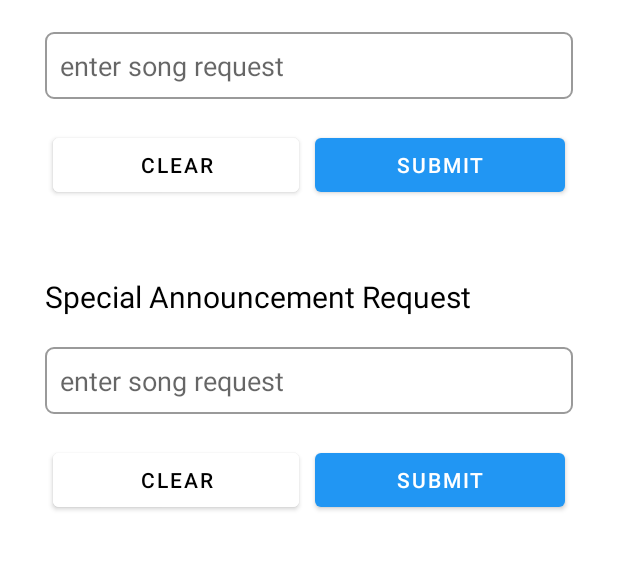
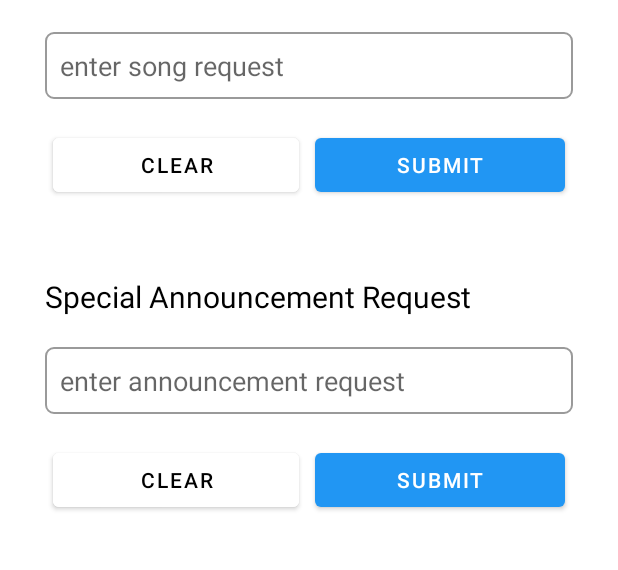
Before and after one commit to sma3134/Nightclub-App, an Android app: the fragment RequestFragment placed in its activity, on a phone screen of 412 x 824 dp, the part 168-738 px from its top. Run offline under Robolectric (Android 15) with nearby library versions, the phone set to English and light mode, and no system bars; our stand-ins replace Firebase (no records; nobody signed in at launch, a user with empty details on screens opened directly).

Commit message:
fixed some errors for request page

```diff
--- a/app/src/main/res/layout/fragment_request.xml
+++ b/app/src/main/res/layout/fragment_request.xml
@@ -1,10 +1,10 @@
 <?xml version="1.0" encoding="utf-8"?>
-<!--<ScrollView xmlns:android="http://schemas.android.com/apk/res/android"-->
-<!--    xmlns:tools="http://schemas.android.com/tools"-->
-<!--    xmlns:app="http://schemas.android.com/apk/res-auto"-->
-<!--    tools:context=".home.HomeFragment"-->
-<!--    android:layout_width="match_parent"-->
-<!--    android:layout_height="match_parent">-->
+<ScrollView xmlns:android="http://schemas.android.com/apk/res/android"
+    xmlns:tools="http://schemas.android.com/tools"
+    xmlns:app="http://schemas.android.com/apk/res-auto"
+    tools:context=".home.HomeFragment"
+    android:layout_width="match_parent"
+    android:layout_height="match_parent">
 
     <LinearLayout
         xmlns:android="http://schemas.android.com/apk/res/android"
@@ -104,7 +104,7 @@
                 android:id="@+id/et_announcement"
                 android:layout_width="match_parent"
                 android:layout_height="match_parent"
-                android:hint="enter song request"
+                android:hint="enter announcement request"
                 android:background="@drawable/edit_text_background"/>
             <LinearLayout
                 android:layout_height="wrap_content"
@@ -134,4 +134,4 @@
 
         </LinearLayout>
     </LinearLayout>
-<!--</ScrollView>-->
+</ScrollView>
--- a/app/src/main/res/values/strings.xml
+++ b/app/src/main/res/values/strings.xml
@@ -34,7 +34,6 @@
     <string name="checkout">Checkout</string>
     <string name="applicable_taxes">+applicable taxes</string>
     <string name="order">Order</string>
-    <string name="follow">Follow</string>
 
     <string name="follow">Follow Us On</string>
     <string name="call_us">Call Us:</string>
```
Also changed, not shown: app/src/main/java/group_17/nightclubapp/com/request/RequestFragment.kt (+28 -3 lines).
